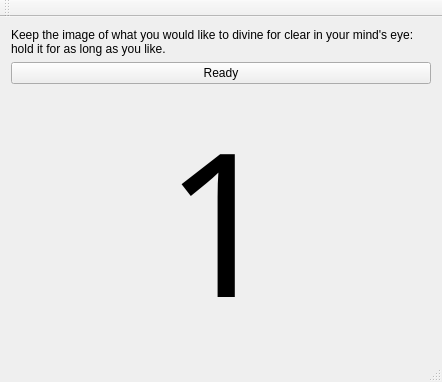
Before: the Qt Designer form source/mainwindow.ui in davethefan/runes, drawn with Qt 5.
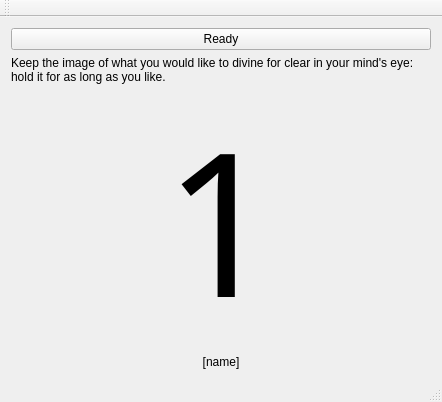
After: the same form once the commit is applied.

Commit message: updated ui files with new name label

```diff
--- a/source/mainwindow.ui
+++ b/source/mainwindow.ui
@@ -7,7 +7,7 @@
     <x>0</x>
     <y>0</y>
     <width>442</width>
-    <height>356</height>
+    <height>374</height>
    </rect>
   </property>
   <property name="windowTitle">
@@ -15,16 +15,6 @@
   </property>
   <widget class="QWidget" name="centralWidget">
    <layout class="QVBoxLayout" name="verticalLayout">
-    <item>
-     <widget class="QLabel" name="lbl_instructions">
-      <property name="text">
-       <string>Keep the image of what you would like to divine for clear in your mind's eye: hold it for as long as you like.</string>
-      </property>
-      <property name="wordWrap">
-       <bool>true</bool>
-      </property>
-     </widget>
-    </item>
     <item>
      <widget class="QPushButton" name="btnReady">
       <property name="text">
@@ -32,6 +22,16 @@
       </property>
      </widget>
     </item>
+    <item>
+     <widget class="QLabel" name="lbl_instructions">
+      <property name="text">
+       <string>Keep the image of what you would like to divine for clear in your mind's eye: hold it for as long as you like.</string>
+      </property>
+      <property name="wordWrap">
+       <bool>true</bool>
+      </property>
+     </widget>
+    </item>
     <item>
      <widget class="QLabel" name="rune_result">
       <property name="enabled">
@@ -77,6 +77,16 @@
       </property>
      </widget>
     </item>
+    <item>
+     <widget class="QLabel" name="lbl_info">
+      <property name="text">
+       <string>[name]</string>
+      </property>
+      <property name="alignment">
+       <set>Qt::AlignCenter</set>
+      </property>
+     </widget>
+    </item>
    </layout>
   </widget>
   <widget class="QMenuBar" name="menuBar">
```
The commit also changes 1 other file.
